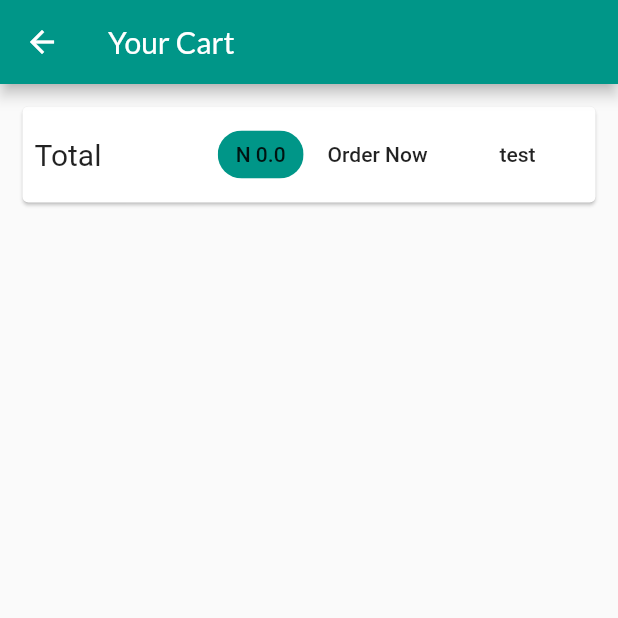
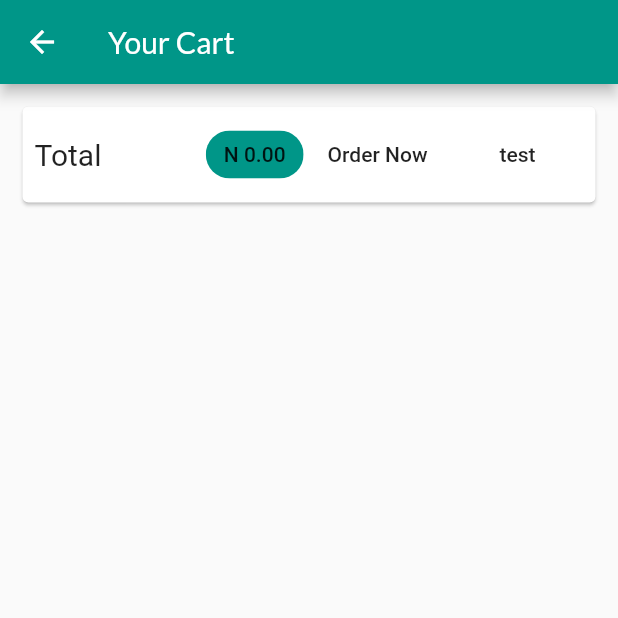
Before and after one commit to WojuadeAA/FlutterProjects, a Flutter app: the CartScreen screen opened by its route, on a phone screen of 412 x 824 dp, the top half of it. Run offline on Flutter 3.47's test engine with Material 2 defaults, Android fonts, the phone set to English and light mode, and no system bars; our stand-ins replace google_fonts.

Commit message:
august 27 thursday 1029 HOURS

```diff
--- a/shop/lib/Screens/cart_screen.dart
+++ b/shop/lib/Screens/cart_screen.dart
@@ -1,4 +1,3 @@
-import 'package:flutter/cupertino.dart';
 import 'package:flutter/material.dart';
 import 'package:provider/provider.dart';
 import 'package:shop/Screens/order_screen.dart';
@@ -31,7 +30,7 @@ class CartScreen extends StatelessWidget {
                   Spacer(),
                   Chip(
                     label: Text(
-                      'N ${cart.totalAmount}',
+                      'N ${cart.totalAmount.toStringAsFixed(2)}',
                       style: TextStyle(
                           //use headline6 instead of title
                           color: Theme.of(context).textTheme.headline6.color),
```
